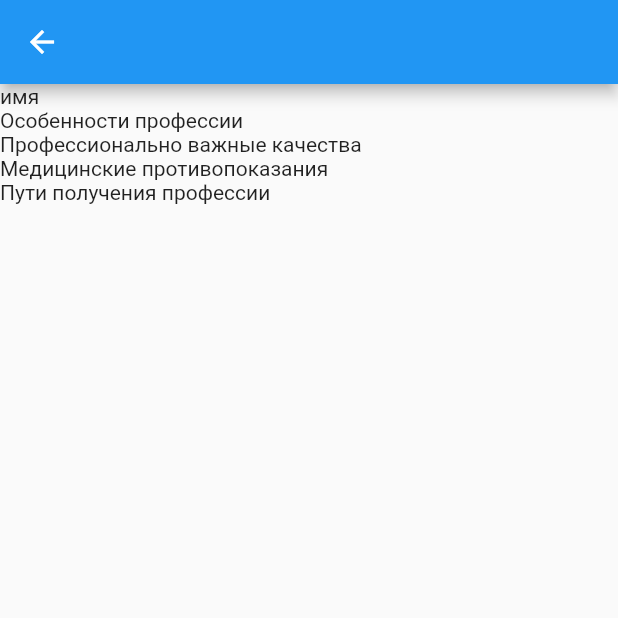
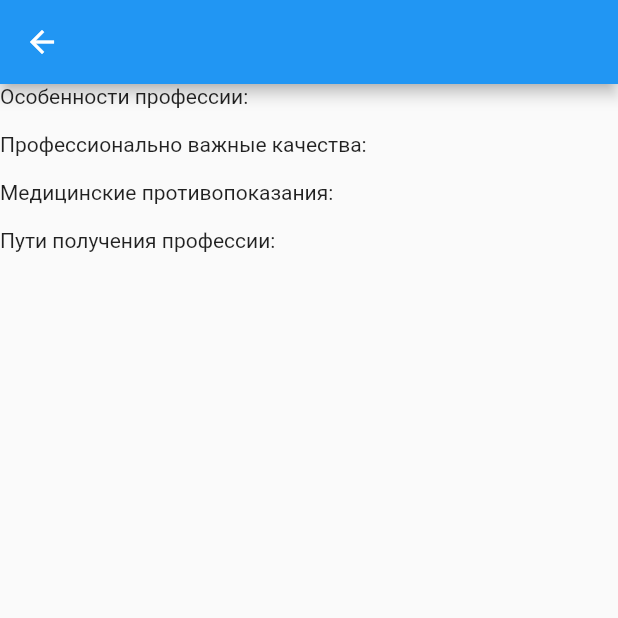
Before and after one commit to cjrsgu/career-guidance-app, a Flutter app: the ProfessiogramScreen screen opened directly with empty values, on a phone screen of 412 x 824 dp, the top half of it. Run offline on Flutter 3.47's test engine with Material 2 defaults, Android fonts, the phone set to English and light mode, and no system bars; our stand-ins replace flutter_redux, redux, redux_thunk.

Commit message:
update styles

```diff
--- a/lib/professiogramScreen.dart
+++ b/lib/professiogramScreen.dart
@@ -1,61 +1,53 @@
 import 'package:flutter/material.dart';
 
 class ProfessiogramScreen extends StatelessWidget {
-  final data;
+  final professiograms;
 
-  ProfessiogramScreen({Key key, @required this.data}) : super(key: key);
+  ProfessiogramScreen({Key key, @required this.professiograms})
+      : super(key: key);
 
   @override
   Widget build(BuildContext context) {
     // Use the Todo to create the UI.
     return Scaffold(
-      appBar: AppBar(
-        title: Text(data.name),
-      ),
-      body: Column(children: <Widget>[
-      Row(children: <Widget>[
-        Text('имя'),
-        Text(data.name),
-      ],),
-      Row(children: <Widget>[
-        Text('Особенности профессии'),
-        Text(data.description),
-      ],),
-      Row(children: <Widget>[
-        Text('Профессионально важные качества'),
-        Text(data.importantProperty),
-      ],),
-      Row(children: <Widget>[
-        Text('Медицинские противопоказания'),
-        Text(data.medicalContraindications),
-      ],),
-      Row(children: <Widget>[
-        Text('Пути получения профессии'),
-        Text(data.ways),
-      ],),
-    ],)
-    );
+        appBar: AppBar(
+          title: Text(professiograms.name),
+        ),
+        body: Column(
+          children: <Widget>[
+            Container(
+              child: Text('Особенности профессии:'),
+              alignment: AlignmentDirectional(-1.0, -1.0),
+            ),
+            Container(
+              child: Text(professiograms.description),
+              alignment: AlignmentDirectional(-1.0, -1.0),
+            ),
+            Container(
+              child: Text('Профессионально важные качества:'),
+              alignment: AlignmentDirectional(-1.0, -1.0),
+            ),
+            Container(
+              child: Text(professiograms.importantProperty),
+              alignment: AlignmentDirectional(-1.0, -1.0),
+            ),
+            Container(
+              child: Text('Медицинские противопоказания:'),
+              alignment: AlignmentDirectional(-1.0, -1.0),
+            ),
+            Container(
+              child: Text(professiograms.medicalContraindications),
+              alignment: AlignmentDirectional(-1.0, -1.0),
+            ),
+            Container(
+              child: Text('Пути получения профессии:'),
+              alignment: AlignmentDirectional(-1.0, -1.0),
+            ),
+            Container(
+              child: Text(professiograms.ways),
+              alignment: AlignmentDirectional(-1.0, -1.0),
+            ),
+          ],
+        ));
   }
 }
-/* class DetailScreen extends StatelessWidget {
-  // Declare a field that holds the Todo.
-  final Todo todo;
-
-  // In the constructor, require a Todo.
-  DetailScreen({Key key, @required this.todo}) : super(key: key);
-
-  @override
-  Widget build(BuildContext context) {
-    // Use the Todo to create the UI.
-    return Scaffold(
-      appBar: AppBar(
-        title: Text(todo.title),
-      ),
-      body: Padding(
-        padding: EdgeInsets.all(16.0),
-        child: Text(todo.description),
-      ),
-    );
-  }
-}
- */
```
Also changed, not shown: lib/professiogramsScreen.dart (+15 -26 lines).
